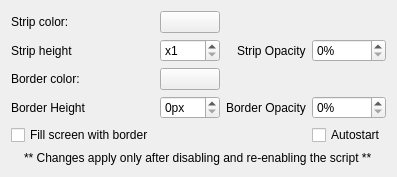
The window that src/contents/ui/config.ui (lliurex/kwin-script-mousestrip) describes before a commit, drawn with Qt 5.
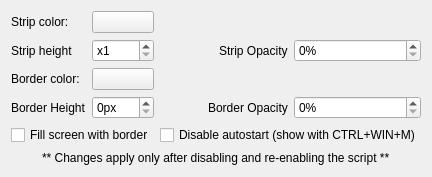
The same window after the commit. Custom widgets are drawn as their Qt base class.

Commit message: minor layout tune

Patch:
```diff
--- a/src/contents/ui/config.ui
+++ b/src/contents/ui/config.ui
@@ -119,17 +119,17 @@
        </property>
       </widget>
      </item>
-   <item row="4" column="0">
+   <item row="4" column="0" colspan="2">
       <widget class="QCheckBox" name="kcfg_FillBorder">
        <property name="text">
         <string>Fill screen with border</string>
        </property>
       </widget>
     </item>
-   <item row="4" column="3">
+   <item row="4" column="2" colspan="2">
       <widget class="QCheckBox" name="kcfg_AutoStart">
        <property name="text">
-        <string>Autostart</string>
+        <string>Disable autostart (show with CTRL+WIN+M)</string>
        </property>
       </widget>
     </item>
```
